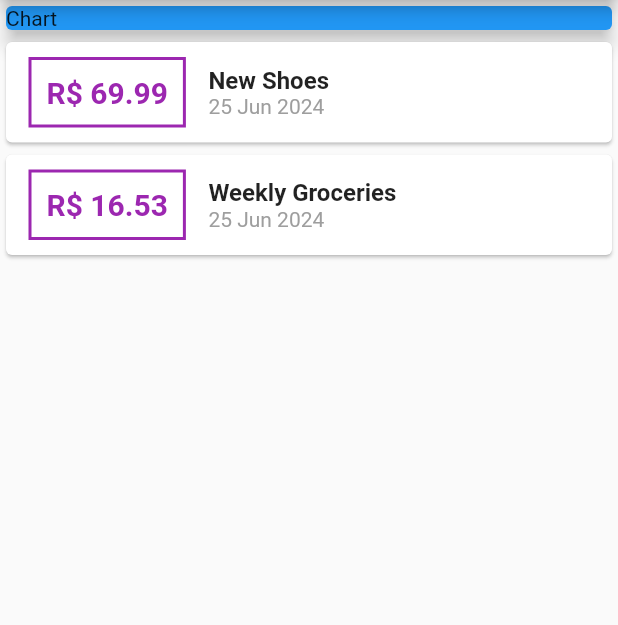
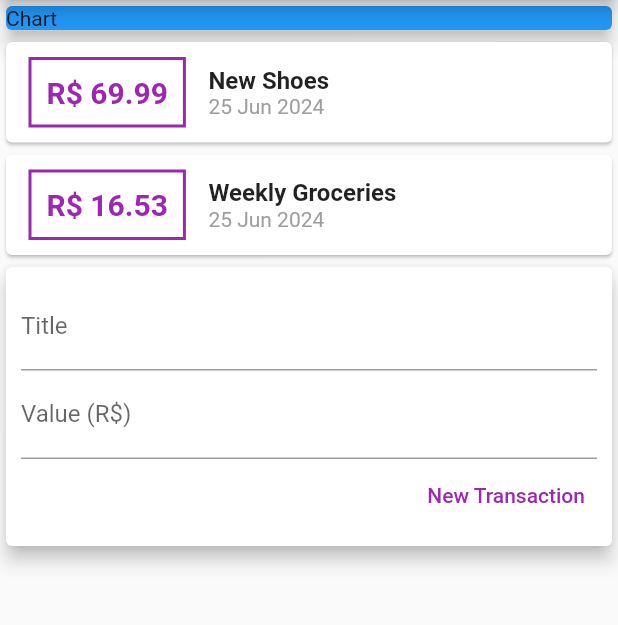
Before and after one commit to Oaluiser/appDespesas, a Flutter app: the screen it shows after launch, on a phone screen of 412 x 824 dp, the part 84-709 px from its top. Run offline on Flutter 3.47's test engine with Material 2 defaults, Android fonts, the phone set to English and light mode, and no system bars.

Commit message:
aula 102

```diff
--- /dev/null
+++ b/lib/components/transaction_form.dart
@@ -0,0 +1,45 @@
+import 'package:flutter/material.dart';
+
+class TransactionForm extends StatelessWidget {
+  TransactionForm({super.key});
+
+  final titleController = TextEditingController();
+  final valueController = TextEditingController();
+
+  @override
+  Widget build(BuildContext context) {
+    return Card(
+      elevation: 5,
+      child: Padding(
+        padding: const EdgeInsets.all(10),
+        child: Column(
+          children: <Widget>[
+            TextField(
+              controller: titleController,
+              decoration: const InputDecoration(labelText: 'Title'),
+            ),
+            TextField(
+              controller: valueController,
+              decoration: const InputDecoration(labelText: 'Value (R\$)'),
+            ),
+            Row(
+              mainAxisAlignment: MainAxisAlignment.end,
+              children: [
+                TextButton(
+                  onPressed: () {
+                    print(titleController.text);
+                    print(valueController.text);
+                  },
+                  style: TextButton.styleFrom(
+                    foregroundColor: Colors.purple,
+                  ),
+                  child: const Text('New Transaction'),
+                ),
+              ],
+            ),
+          ],
+        ),
+      ),
+    );
+  }
+}
--- /dev/null
+++ b/lib/components/transaction_list.dart
@@ -0,0 +1,55 @@
+import 'package:flutter/material.dart';
+import '../models/transaction.dart';
+import 'package:intl/intl.dart';
+
+class TransactionList extends StatelessWidget {
+  const TransactionList(this.transactions, {super.key});
+  final List<Transaction> transactions;
+
+  @override
+  Widget build(BuildContext context) {
+    return Column(
+      children: transactions.map((tr) {
+        return Card(
+          child: Row(
+            children: <Widget>[
+              Container(
+                margin: const EdgeInsets.symmetric(
+                  horizontal: 15,
+                  vertical: 10,
+                ),
+                decoration: BoxDecoration(
+                  border: Border.all(
+                    color: Colors.purple,
+                    width: 2,
+                  ),
+                ),
+                padding: const EdgeInsets.all(10),
+                child: Text("R\$ ${tr.value.toStringAsFixed(2)}",
+                    style: const TextStyle(
+                      fontWeight: FontWeight.bold,
+                      fontSize: 20,
+                      color: Colors.purple,
+                    )),
+              ),
+              Column(
+                crossAxisAlignment: CrossAxisAlignment.start,
+                children: <Widget>[
+                  Text(tr.title,
+                      style: const TextStyle(
+                        fontSize: 16,
+                        fontWeight: FontWeight.bold,
+                      )),
+                  Text(DateFormat("d MMM y").format(tr.date),
+                      style: const TextStyle(
+                        color: Colors.grey,
+                      )),
+                ],
+              )
+            ],
+          ),
+        );
+      }).toList(),
+    );
+  }
+}
--- /dev/null
+++ b/lib/components/transaction_user.dart
@@ -0,0 +1,38 @@
+import 'package:flutter/material.dart';
+import 'transaction_form.dart';
+import 'transaction_list.dart';
+import '../models/transaction.dart';
+
+class TransactionUser extends StatefulWidget {
+  const TransactionUser({super.key});
+
+  @override
+  State<TransactionUser> createState() => _TransactionUserState();
+}
+
+class _TransactionUserState extends State<TransactionUser> {
+  final _transactions = [
+    Transaction(
+      id: 't1',
+      title: 'New Shoes',
+      value: 69.99,
+      date: DateTime.now(),
+    ),
+    Transaction(
+      id: 't2',
+      title: 'Weekly Groceries',
+      value: 16.53,
+      date: DateTime.now(),
+    ),
+  ];
+
+  @override
+  Widget build(BuildContext context) {
+    return Column(
+      children: <Widget>[
+        TransactionList(_transactions),
+        TransactionForm(),
+      ],
+    );
+  }
+}
--- a/lib/main.dart
+++ b/lib/main.dart
@@ -1,6 +1,5 @@
-import 'package:expenses/models/transaction.dart';
+import 'package:expenses/components/transaction_user.dart';
 import 'package:flutter/material.dart';
-import 'package:intl/intl.dart';
 
 void main() => runApp(const ExpensesApp());
 
@@ -9,7 +8,7 @@ class ExpensesApp extends StatelessWidget {
 
   @override
   Widget build(BuildContext context) {
-    return MaterialApp(
+    return const MaterialApp(
       title: 'Expenses',
       home: HomePage(),
     );
@@ -17,22 +16,7 @@ class ExpensesApp extends StatelessWidget {
 }
 
 class HomePage extends StatelessWidget {
-  HomePage({super.key});
-
-  final _transactions = [
-    Transaction(
-      id: 't1',
-      title: 'New Shoes',
-      value: 69.99,
-      date: DateTime.now(),
-    ),
-    Transaction(
-      id: 't2',
-      title: 'Weekly Groceries',
-      value: 16.53,
-      date: DateTime.now(),
-    ),
-  ];
+  const HomePage({super.key});
 
   @override
   Widget build(BuildContext context) {
@@ -40,9 +24,9 @@ class HomePage extends StatelessWidget {
       appBar: AppBar(
         title: const Text('Expenses'),
       ),
-      body: Column(
+      body: const Column(
         children: <Widget>[
-          const SizedBox(
+          SizedBox(
             width: double.infinity,
             child: Card(
               color: Colors.blue,
@@ -50,49 +34,7 @@ class HomePage extends StatelessWidget {
               child: Text('Chart'),
             ),
           ),
-          Column(
-            children: _transactions.map((tr) {
-              return Card(
-                child: Row(
-                  children: <Widget>[
-                    Container(
-                      margin: const EdgeInsets.symmetric(
-                        horizontal: 15,
-                        vertical: 10,
-                      ),
-                      decoration: BoxDecoration(
-                        border: Border.all(
-                          color: Colors.purple,
-                          width: 2,
-                        ),
-                      ),
-                      padding: const EdgeInsets.all(10),
-                      child: Text("R\$ ${tr.value.toStringAsFixed(2)}",
-                          style: const TextStyle(
-                            fontWeight: FontWeight.bold,
-                            fontSize: 20,
-                            color: Colors.purple,
-                          )),
-                    ),
-                    Column(
-                      crossAxisAlignment: CrossAxisAlignment.start,
-                      children: <Widget>[
-                        Text(tr.title,
-                            style: const TextStyle(
-                              fontSize: 16,
-                              fontWeight: FontWeight.bold,
-                            )),
-                        Text(DateFormat("d MMM y").format(tr.date),
-                            style: const TextStyle(
-                              color: Colors.grey,
-                            )),
-                      ],
-                    )
-                  ],
-                ),
-              );
-            }).toList(),
-          ),
+          TransactionUser()
         ],
       ),
     );
```
